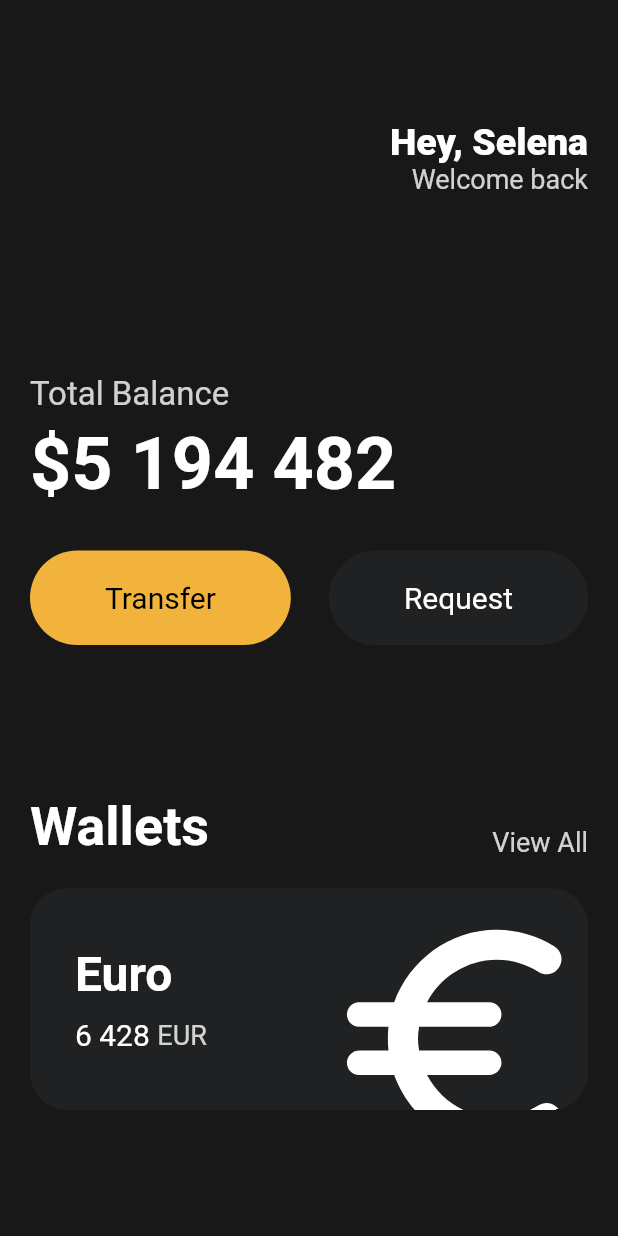
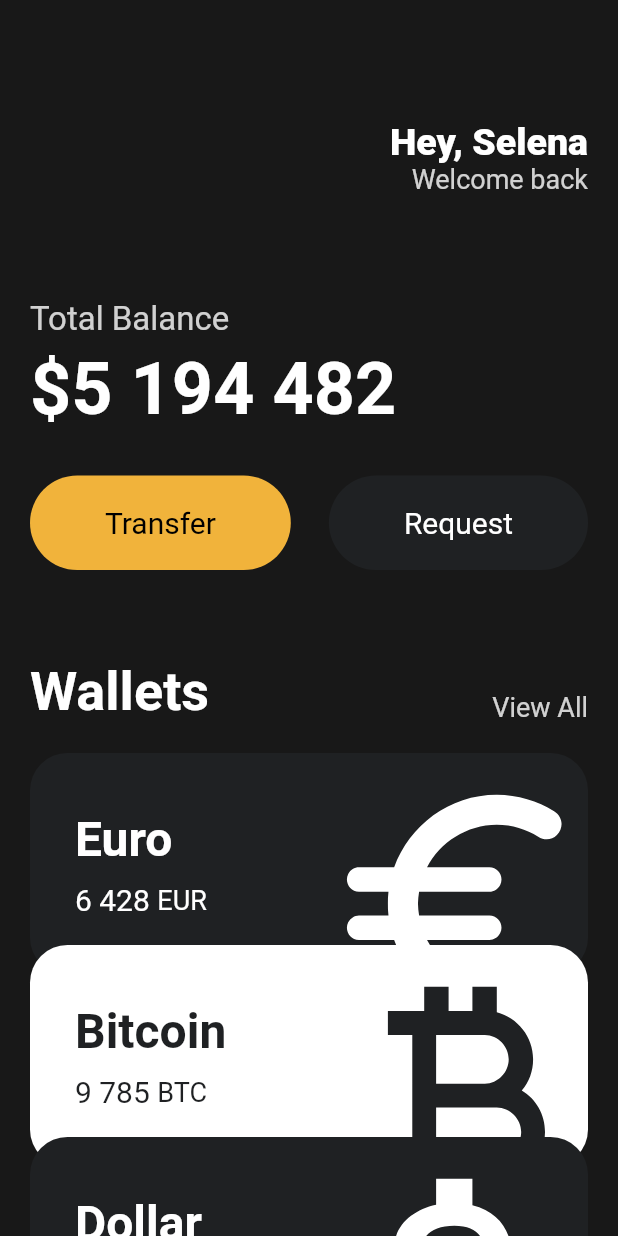
Before and after one commit to YeWeon/toonflix, a Flutter app: the screen it shows after launch, on a phone screen of 412 x 824 dp. Run offline on Flutter 3.47's test engine with Material 2 defaults, Android fonts, the phone set to English and light mode, and no system bars.

Commit message:
feat: Reuseable cards

```diff
--- a/lib/main.dart
+++ b/lib/main.dart
@@ -1,5 +1,6 @@
 import 'package:flutter/material.dart';
 import 'package:toonflix/widgets/button.dart';
+import 'package:toonflix/widgets/currency_card.dart';
 
 void main() {
   runApp(const App());
@@ -13,7 +14,8 @@ class App extends StatelessWidget {
     return MaterialApp(
       home: Scaffold(
         backgroundColor: const Color(0xFF181818),
-        body: Padding(
+        body: SingleChildScrollView(
+          child: Padding(
             padding: const EdgeInsets.symmetric(
               horizontal: 20,
             ),
@@ -50,7 +52,7 @@ class App extends StatelessWidget {
                   ],
                 ),
                 const SizedBox(
-                height: 120,
+                  height: 70,
                 ),
                 Text(
                   'Total Balance',
@@ -89,7 +91,7 @@ class App extends StatelessWidget {
                   ],
                 ),
                 const SizedBox(
-                height: 100,
+                  height: 60,
                 ),
                 Row(
                   crossAxisAlignment: CrossAxisAlignment.end,
@@ -113,72 +115,37 @@ class App extends StatelessWidget {
                 const SizedBox(
                   height: 20,
                 ),
-              Container(
-                clipBehavior: Clip.hardEdge,
-                decoration: BoxDecoration(
-                  color: const Color(0xFF1F2123),
-                  borderRadius: BorderRadius.circular(25),
+                const CurrencyCard(
+                  name: 'Euro',
+                  code: 'EUR',
+                  amount: '6 428',
+                  icon: Icons.euro_rounded,
+                  isInverted: false,
                 ),
-                child: Padding(
-                  padding: const EdgeInsets.all(30),
-                  child: Row(
-                    mainAxisAlignment: MainAxisAlignment.spaceBetween,
-                    children: [
-                      Column(
-                        crossAxisAlignment: CrossAxisAlignment.start,
-                        children: [
-                          const Text(
-                            'Euro',
-                            style: TextStyle(
-                              color: Colors.white,
-                              fontSize: 32,
-                              fontWeight: FontWeight.w600,
+                Transform.translate(
+                  offset: const Offset(0, -20),
+                  child: const CurrencyCard(
+                    name: 'Bitcoin',
+                    code: 'BTC',
+                    amount: '9 785',
+                    icon: Icons.currency_bitcoin,
+                    isInverted: true,
                   ),
                 ),
-                          const SizedBox(
-                            height: 10,
-                          ),
-                          Row(
-                            children: [
-                              const Text(
-                                '6 428',
-                                style: TextStyle(
-                                  color: Colors.white,
-                                  fontSize: 20,
-                                ),
-                              ),
-                              const SizedBox(
-                                width: 5,
-                              ),
-                              Text(
-                                'EUR',
-                                style: TextStyle(
-                                  color: Colors.white.withOpacity(0.8),
-                                  fontSize: 18,
-                                ),
-                              ),
-                            ],
-                          ),
-                        ],
-                      ),
-                      Transform.scale(
-                        scale: 2.2,
-                        child: Transform.translate(
-                          offset: const Offset(-5, 12),
-                          child: const Icon(
-                            Icons.euro_rounded,
-                            color: Colors.white,
-                            size: 88,
-                          ),
+                Transform.translate(
+                  offset: const Offset(0, -40),
+                  child: const CurrencyCard(
+                    name: 'Dollar',
+                    code: 'USD',
+                    amount: '428',
+                    icon: Icons.attach_money_outlined,
+                    isInverted: false,
                   ),
                 ),
               ],
             ),
           ),
         ),
-            ],
-          ),
-        ),
       ),
     );
   }
--- /dev/null
+++ b/lib/widgets/currency_card.dart
@@ -0,0 +1,85 @@
+import 'package:flutter/material.dart';
+
+class CurrencyCard extends StatelessWidget {
+  final String name, code, amount;
+  final IconData icon;
+  final bool isInverted;
+
+  final _blackColor = const Color(0xFF1f2123);
+
+  const CurrencyCard({
+    super.key,
+    required this.name,
+    required this.code,
+    required this.amount,
+    required this.icon,
+    required this.isInverted,
+  });
+
+  @override
+  Widget build(BuildContext context) {
+    return Container(
+      clipBehavior: Clip.hardEdge,
+      decoration: BoxDecoration(
+        color: isInverted ? Colors.white : _blackColor,
+        borderRadius: BorderRadius.circular(25),
+      ),
+      child: Padding(
+        padding: const EdgeInsets.all(30),
+        child: Row(
+          mainAxisAlignment: MainAxisAlignment.spaceBetween,
+          children: [
+            Column(
+              crossAxisAlignment: CrossAxisAlignment.start,
+              children: [
+                Text(
+                  name,
+                  style: TextStyle(
+                    color: isInverted ? _blackColor : Colors.white,
+                    fontSize: 32,
+                    fontWeight: FontWeight.w600,
+                  ),
+                ),
+                const SizedBox(
+                  height: 10,
+                ),
+                Row(
+                  children: [
+                    Text(
+                      amount,
+                      style: TextStyle(
+                        color: isInverted ? _blackColor : Colors.white,
+                        fontSize: 20,
+                      ),
+                    ),
+                    const SizedBox(
+                      width: 5,
+                    ),
+                    Text(
+                      code,
+                      style: TextStyle(
+                        color: isInverted ? _blackColor : Colors.white,
+                        fontSize: 18,
+                      ),
+                    ),
+                  ],
+                ),
+              ],
+            ),
+            Transform.scale(
+              scale: 2.2,
+              child: Transform.translate(
+                offset: const Offset(-5, 12),
+                child: Icon(
+                  icon,
+                  color: isInverted ? _blackColor : Colors.white,
+                  size: 88,
+                ),
+              ),
+            ),
+          ],
+        ),
+      ),
+    );
+  }
+}
```
Lines whose indentation alone changed are shown as unchanged.
